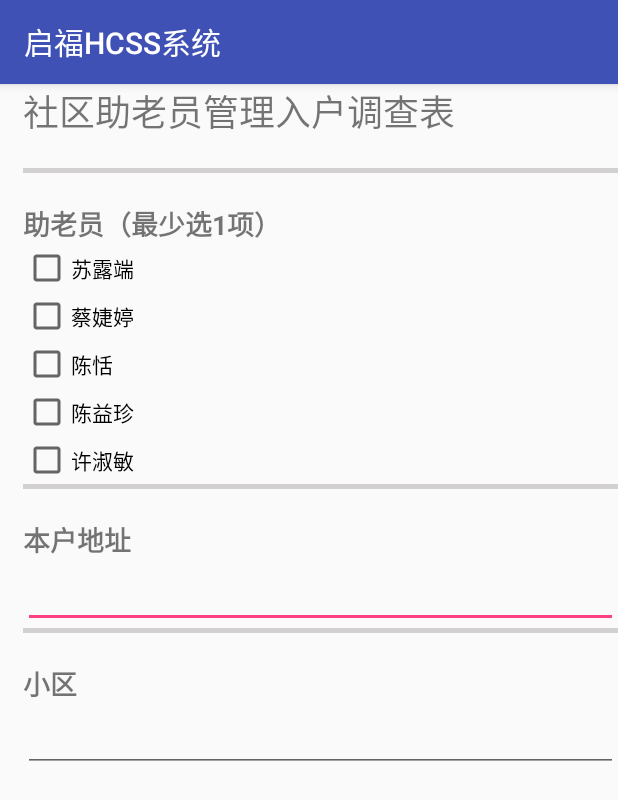
After one commit to chj-endpoint/HCSS, an Android app: the EditActivity screen opened directly, with no data from a screen before it, on a phone screen of 412 x 824 dp. The commit adds this screen. Shown: the top 800 px of the screen. Run offline under Robolectric (Android 15) with nearby library versions, the phone set to English and light mode, and no system bars.

Commit message:
添加编辑页面

```diff
--- a/app/src/main/AndroidManifest.xml
+++ b/app/src/main/AndroidManifest.xml
@@ -31,7 +31,8 @@
         <activity
             android:name=".TestActivity"
             android:label="@string/title_activity_test"
-            android:theme="@style/AppTheme.NoActionBar"></activity>
+            android:theme="@style/AppTheme.NoActionBar" />
+        <activity android:name=".EditActivity"></activity>
     </application>
 
 </manifest>
--- /dev/null
+++ b/app/src/main/java/com/chx/hcss/EditActivity.java
@@ -0,0 +1,20 @@
+package com.chx.hcss;
+
+import android.content.Intent;
+import android.support.v7.app.AppCompatActivity;
+import android.os.Bundle;
+import android.widget.TextView;
+
+public class EditActivity extends AppCompatActivity {
+
+    @Override
+    protected void onCreate(Bundle savedInstanceState) {
+        super.onCreate(savedInstanceState);
+        setContentView(R.layout.activity_edit);
+
+        Intent intentEdit = getIntent();
+        long id = intentEdit.getLongExtra("id", 0);
+//        TextView tv = findViewById(R.id.title);
+//        tv.setText(Long.toString(id));
+    }
+}
--- a/app/src/main/java/com/chx/hcss/ElderInfo.java
+++ b/app/src/main/java/com/chx/hcss/ElderInfo.java
@@ -5,6 +5,7 @@ package com.chx.hcss;
  */
 
 public class ElderInfo {
+    private long id;                //姓名
     private String name;                //姓名
     private int age;                   //年龄
     private String gender;             //性别
@@ -50,4 +51,12 @@ public class ElderInfo {
     public void setExtInfo(String extInfo) {
         this.extInfo = extInfo;
     }
+
+    public long getId() {
+        return id;
+    }
+
+    public void setId(long id) {
+        this.id = id;
+    }
 }
--- a/app/src/main/java/com/chx/hcss/User.java
+++ b/app/src/main/java/com/chx/hcss/User.java
@@ -74,6 +74,9 @@ public class User extends AppCompatActivity {
             @Override
             public void onItemClick(int position) {
                 ElderInfo clickData = (ElderInfo)mRecyclerAdapter.getData(position);
+                Intent intentEdit = new Intent(User.this, EditActivity.class);
+                intentEdit.putExtra("id", clickData.getId());
+                startActivity(intentEdit);
             }
             @Override
             public void onItemLongClick(int position) {
@@ -149,7 +152,8 @@ public class User extends AppCompatActivity {
         }
         for (int i = 0; i < 20; i++) {
             ElderInfo item = new ElderInfo();
-            item.setName("李连杰" + i);
+            item.setId(20 * pageIndex + i);
+            item.setName("李连杰" + (20 * pageIndex + i));
             item.setGender("男");
             item.setAge(50);
             item.setAddress("厦门大学白城社区23#501");
--- /dev/null
+++ b/app/src/main/res/drawable/item_middle_line.xml
@@ -0,0 +1,5 @@
+<?xml version="1.0" encoding="utf-8"?>
+<shape xmlns:android="http://schemas.android.com/apk/res/android">
+    <solid android:color="@color/middle_line" />
+    <size android:height="5px" />
+</shape>
--- /dev/null
+++ b/app/src/main/res/layout/activity_edit.xml
@@ -0,0 +1,116 @@
+<?xml version="1.0" encoding="utf-8"?>
+<android.support.constraint.ConstraintLayout xmlns:android="http://schemas.android.com/apk/res/android"
+    xmlns:app="http://schemas.android.com/apk/res-auto"
+    xmlns:tools="http://schemas.android.com/tools"
+    android:layout_width="match_parent"
+    android:layout_height="match_parent"
+    tools:context="com.chx.hcss.EditActivity">
+
+    <LinearLayout
+        android:layout_width="match_parent"
+        android:layout_height="wrap_content"
+        android:layout_marginLeft="15dp"
+        android:divider="@drawable/item_middle_line"
+        android:orientation="vertical"
+        android:showDividers="middle">
+
+        <TextView
+            android:id="@+id/title"
+            android:layout_width="match_parent"
+            android:layout_height="wrap_content"
+            android:layout_marginBottom="20dp"
+            android:gravity="left"
+            android:text="社区助老员管理入户调查表"
+            android:textSize="24sp" />
+
+        <LinearLayout
+            android:layout_width="match_parent"
+            android:layout_height="wrap_content"
+            android:layout_marginTop="20dp"
+            android:orientation="vertical">
+
+            <TextView
+                android:id="@+id/helpage_title"
+                android:layout_width="match_parent"
+                android:layout_height="wrap_content"
+                android:gravity="left"
+                android:text="助老员（最少选1项）"
+                android:textSize="18sp"
+                android:textStyle="bold" />
+
+            <CheckBox
+                android:id="@+id/helpage_member1"
+                android:layout_width="wrap_content"
+                android:layout_height="wrap_content"
+                android:text="苏露端" />
+
+            <CheckBox
+                android:id="@+id/helpage_member2"
+                android:layout_width="wrap_content"
+                android:layout_height="wrap_content"
+                android:text="蔡婕婷" />
+
+            <CheckBox
+                android:id="@+id/helpage_member3"
+                android:layout_width="wrap_content"
+                android:layout_height="wrap_content"
+                android:text="陈恬" />
+
+            <CheckBox
+                android:id="@+id/helpage_member4"
+                android:layout_width="wrap_content"
+                android:layout_height="wrap_content"
+                android:text="陈益珍" />
+
+            <CheckBox
+                android:id="@+id/helpage_member5"
+                android:layout_width="wrap_content"
+                android:layout_height="wrap_content"
+                android:text="许淑敏" />
+        </LinearLayout>
+
+        <LinearLayout
+            android:layout_width="match_parent"
+            android:layout_height="wrap_content"
+            android:layout_marginTop="20dp"
+            android:orientation="vertical">
+
+            <TextView
+                android:id="@+id/local_address_title"
+                android:layout_width="match_parent"
+                android:layout_height="wrap_content"
+                android:gravity="left"
+                android:text="本户地址"
+                android:textSize="18sp"
+                android:textStyle="bold" />
+
+            <EditText
+                android:id="@+id/local_address"
+                android:layout_width="match_parent"
+                android:layout_height="wrap_content" />
+        </LinearLayout>
+
+        <LinearLayout
+            android:layout_width="match_parent"
+            android:layout_height="wrap_content"
+            android:layout_marginTop="20dp"
+            android:orientation="vertical">
+
+            <TextView
+                android:id="@+id/vallage_title"
+                android:layout_width="match_parent"
+                android:layout_height="wrap_content"
+                android:gravity="left"
+                android:text="小区"
+                android:textSize="18sp"
+                android:textStyle="bold" />
+
+            <EditText
+                android:id="@+id/vallage"
+                android:layout_width="match_parent"
+                android:layout_height="wrap_content" />
+        </LinearLayout>
+    </LinearLayout>
+
+
+</android.support.constraint.ConstraintLayout>
--- a/app/src/main/res/values/colors.xml
+++ b/app/src/main/res/values/colors.xml
@@ -3,4 +3,5 @@
     <color name="colorPrimary">#3F51B5</color>
     <color name="colorPrimaryDark">#303F9F</color>
     <color name="colorAccent">#FF4081</color>
+    <color name="middle_line">#d2d0d0</color>
 </resources>
```
